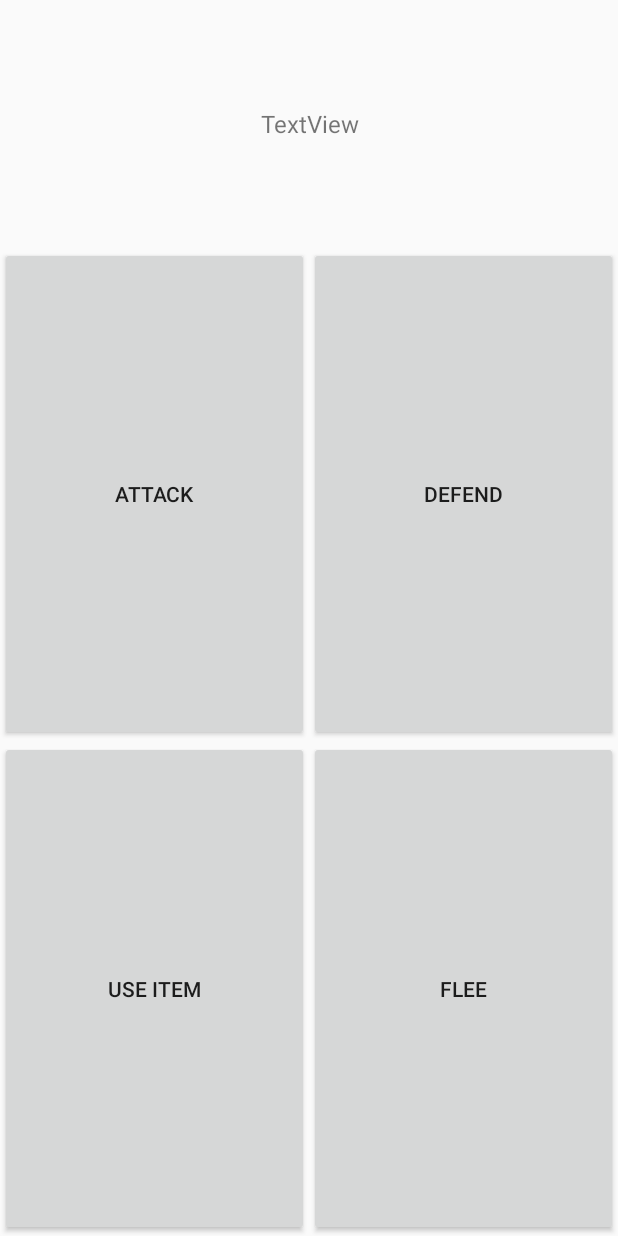
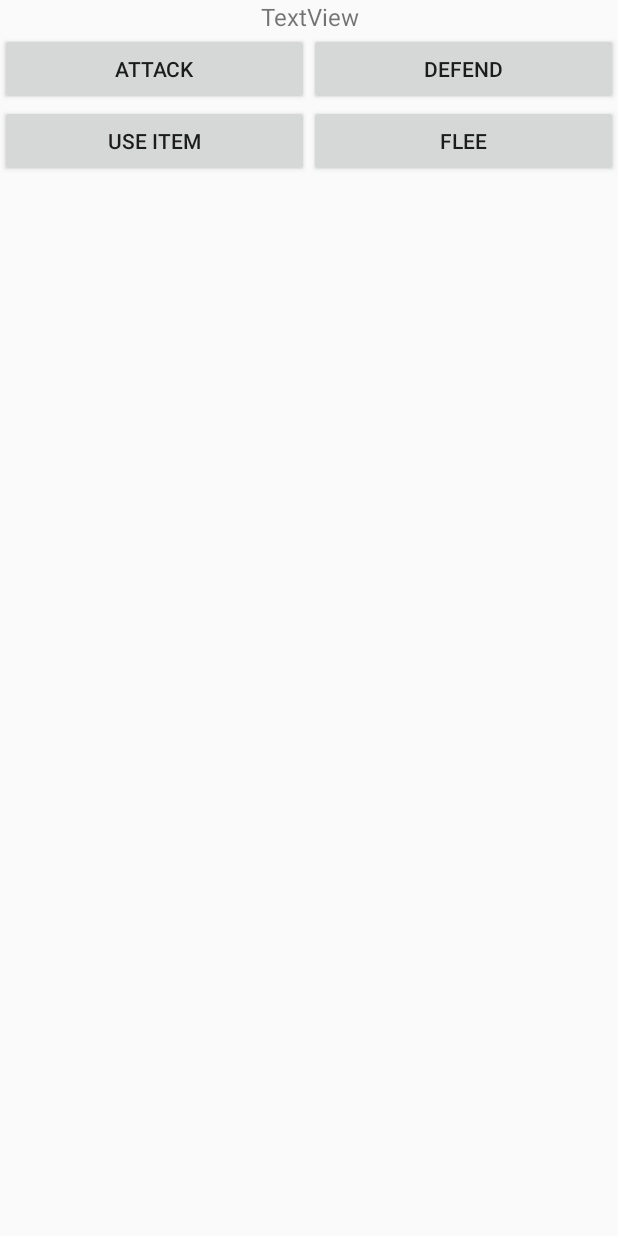
Before and after one commit to JonesEri07/AndroidDungeonHero, an Android app: the fragment FightActionsFragment placed in its activity, on a phone screen of 412 x 824 dp. Run offline under Robolectric (Android 15) with nearby library versions, the phone set to English and light mode, and no system bars; 3 statements that could not run were skipped.

Commit message:
updated layout to work on dynamic screens

```diff
--- a/app/src/main/java/com/cre8ivec/ericj/dungeonhero/GameActivity.java
+++ b/app/src/main/java/com/cre8ivec/ericj/dungeonhero/GameActivity.java
@@ -21,6 +21,8 @@ import com.cre8ivec.ericj.dungeonhero.utility.DungeonFactory.GetDungeonFactory;
 import com.cre8ivec.ericj.dungeonhero.utility.DungeonFactory.IDungeon;
 import com.cre8ivec.ericj.dungeonhero.utility.Heros.Hero;
 import com.cre8ivec.ericj.dungeonhero.utility.Items.IItem;
+
+import java.util.TreeSet;
 
 public class GameActivity extends FragmentActivity {
 
@@ -50,7 +52,7 @@ public class GameActivity extends FragmentActivity {
         FragmentTransaction ft = getSupportFragmentManager().beginTransaction();
         ft.add(R.id.fragment_manager, new DescriptionFragment()).commit();
 
-
+        TreeSet<String> treeSet = new TreeSet<>();
 
 
     }
--- a/app/src/main/res/layout/fragment_decision.xml
+++ b/app/src/main/res/layout/fragment_decision.xml
@@ -23,7 +23,7 @@
         <FrameLayout
             android:id="@+id/decision_view"
             android:layout_width="match_parent"
-            android:layout_height="match_parent"
+            android:layout_height="0dp"
             android:layout_weight="1">
 
         </FrameLayout>
@@ -31,8 +31,8 @@
         <FrameLayout
             android:id="@+id/decision_view_actions"
             android:layout_width="match_parent"
-            android:layout_height="match_parent"
-            android:layout_weight="2">
+            android:layout_height="wrap_content"
+            >
 
         </FrameLayout>
 
--- a/app/src/main/res/layout/fragment_fight_actions.xml
+++ b/app/src/main/res/layout/fragment_fight_actions.xml
@@ -8,13 +8,12 @@
 
     <LinearLayout
         android:layout_width="match_parent"
-        android:layout_height="match_parent"
+        android:layout_height="wrap_content"
         android:orientation="vertical">
 
         <LinearLayout
             android:layout_width="match_parent"
-            android:layout_height="0dp"
-            android:layout_weight="1"
+            android:layout_height="wrap_content"
             android:orientation="horizontal">
 
             <TextView
@@ -31,6 +30,7 @@
                 android:id="@+id/won_fight_button"
                 android:layout_width="wrap_content"
                 android:layout_height="match_parent"
+                android:maxHeight="10dp"
                 android:src="@mipmap/arrow_right" />
 
 
@@ -40,9 +40,8 @@
 
         <GridLayout
             android:layout_width="match_parent"
-            android:layout_height="0dp"
-            android:columnCount="2"
-            android:layout_weight="4">
+            android:layout_height="wrap_content"
+            android:columnCount="2">
 
 
             <Button
```
Also changed, not shown: app/src/main/res/layout/fragment_hero_customize.xml (+1 -7 lines).
